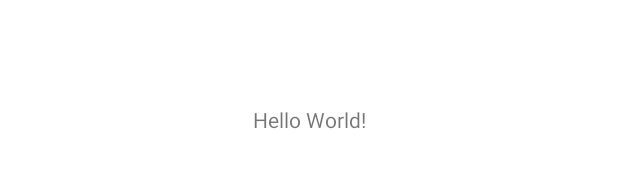
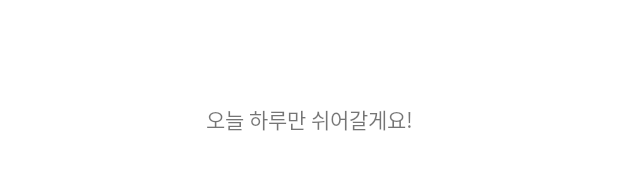
Before and after one commit to m6z1/m6z1nstagram, an Android app: the layout activity_main.xml on its own in the app's theme, with its tools: preview values and no code run, on a phone screen of 412 x 824 dp. Shown: the part 499-669 px from the top of the screen. Run offline under Robolectric (Android 15) with nearby library versions, the phone set to English and light mode, and no system bars.

Commit message:
Update activity_main.xml

```diff
--- a/app/src/main/res/layout/activity_main.xml
+++ b/app/src/main/res/layout/activity_main.xml
@@ -9,7 +9,7 @@
     <TextView
         android:layout_width="wrap_content"
         android:layout_height="wrap_content"
-        android:text="Hello World!"
+        android:text="오늘 하루만 쉬어갈게요!"
         app:layout_constraintBottom_toBottomOf="parent"
         app:layout_constraintEnd_toEndOf="parent"
         app:layout_constraintStart_toStartOf="parent"
```
